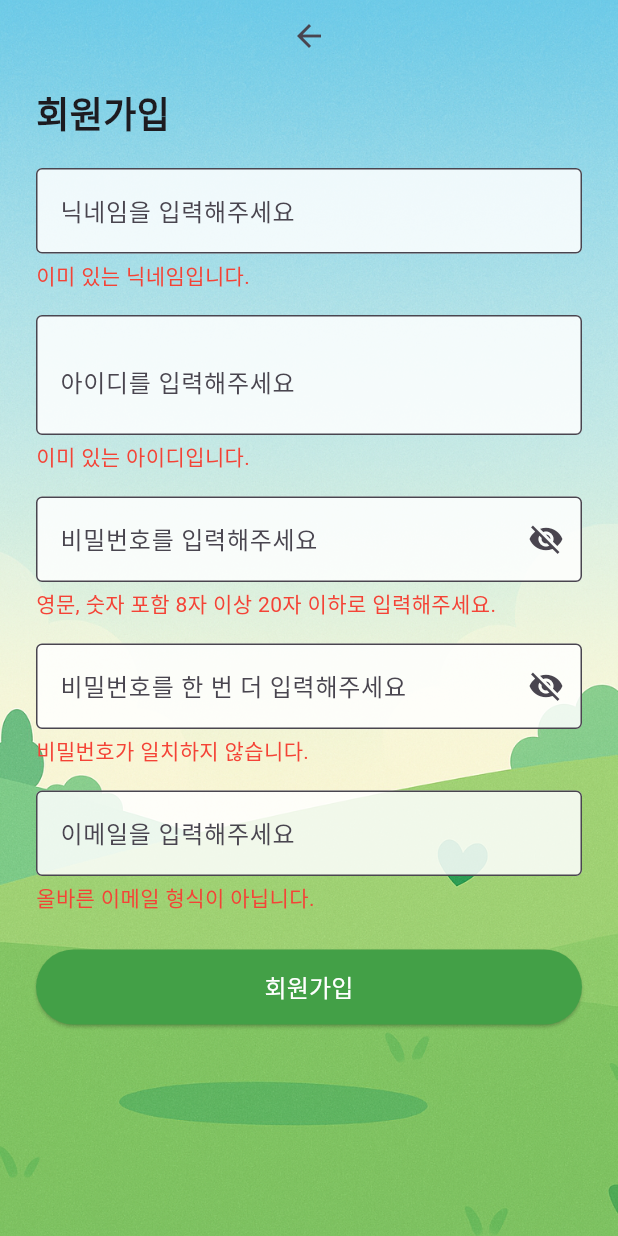
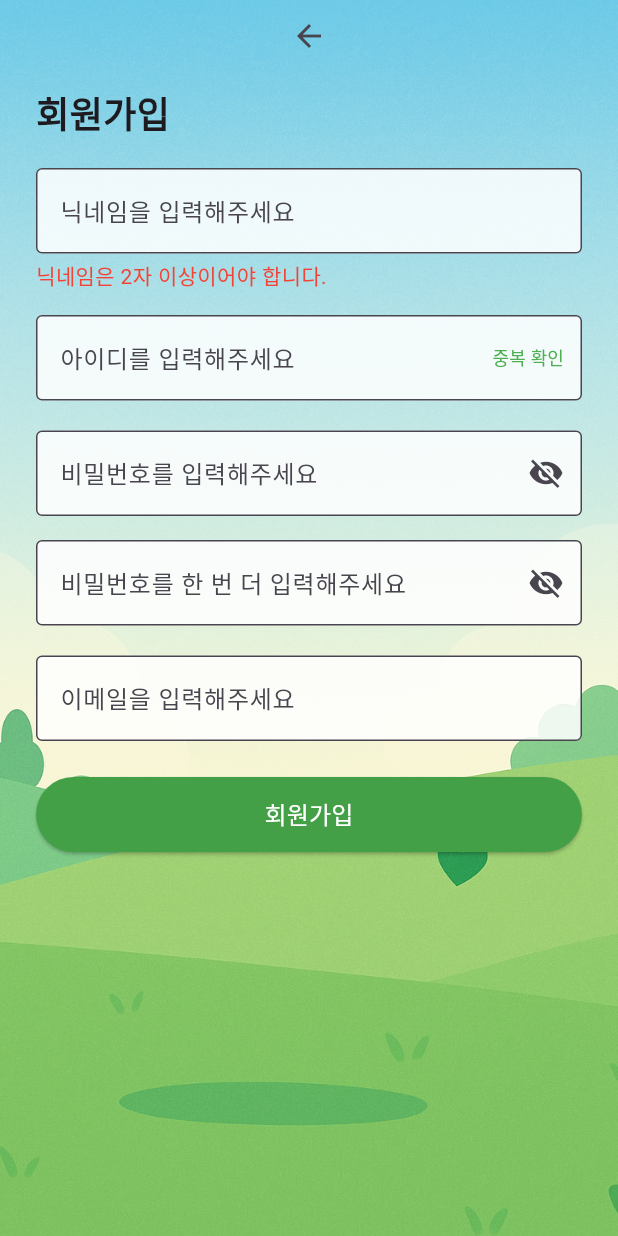
Before and after one commit to MuHaRVEY/CBNU_Capstone_Design_2025_ReBoot, a Flutter app: the SignupPage screen opened directly, on a phone screen of 412 x 824 dp. Run offline on Flutter 3.47's test engine with Material 3 defaults, Android fonts, the phone set to English and light mode, and no system bars; our stand-ins replace firebase_auth, firebase_core, firebase_database; accounts and stored records are empty; generated files the repository leaves out were written again.

Commit message:
feat : DB에 등록되게 설정

```diff
--- a/capstonedesign/lib/signup_page.dart
+++ b/capstonedesign/lib/signup_page.dart
@@ -26,12 +26,10 @@ class _SignupPageState extends State<SignupPage> {
 
   bool _isNicknameValid = false;
   bool _isUserIdValid = false;
-  bool _isEmailValid = false;
+  bool _isUserIdChecked = false;
+  bool _isEmailValid = true;
   bool _isPasswordMatch = false;
-  String _emailPreviewText = '올바른 이메일 형식이 아닙니다.';
-
-  final emailRegExp = RegExp(r'^[^@\s]+@[^@\s]+\.[^@\s]+$');
-
+  String _emailPreviewText = '';
 
   Future<void> saveUserInfo({
     required String nickname,
@@ -39,15 +37,19 @@ class _SignupPageState extends State<SignupPage> {
     required String password,
     required String email,
   }) async {
-    final databaseRef = FirebaseDatabase.instance.ref();
-
-    await databaseRef.child("users").push().set({
+    final ref = FirebaseDatabase.instance.ref("users/$userId");
+    await ref.set({
       'nickname': nickname,
       'userId': userId,
       'password': password,
       'email': email,
       'createdAt': DateTime.now().toIso8601String(),
     });
+  }
+
+  Future<bool> isUserIdTaken(String userId) async {
+    final snapshot = await FirebaseDatabase.instance.ref("users/$userId").get();
+    return snapshot.exists;
   }
 
   @override
@@ -71,35 +73,29 @@ class _SignupPageState extends State<SignupPage> {
                     onPressed: () => Navigator.pop(context),
                   ),
                   SizedBox(height: 10),
-                  Text(
-                    '회원가입',
-                    style: TextStyle(fontSize: 24, fontWeight: FontWeight.bold),
+                  Text('회원가입', style: TextStyle(fontSize: 24, fontWeight: FontWeight.bold)),
+                  SizedBox(height: 20),
+
+                  _buildTextField(
+                    controller: _nicknameController,
+                    hint: '닉네임을 입력해주세요',
+                    onChanged: (val) {
+                      setState(() => _isNicknameValid = val.trim().length >= 2);
+                    },
+                    helperText: !_isNicknameValid ? '닉네임은 2자 이상이어야 합니다.' : '',
+                    helperColor: Colors.red,
                   ),
-                  SizedBox(height: 20),
-                  TextField(
-                    controller: _nicknameController,
-                    onChanged: (val) {
-                      setState(() {
-                        _isNicknameValid = val.trim().length >= 2;
-                      });
-                    },
-                    decoration: InputDecoration(
-                      hintText: '닉네임을 입력해주세요',
-                      border: OutlineInputBorder(),
-                      filled: true,
-                      fillColor: Colors.white.withOpacity(0.85),
-                    ),
-                  ),
-                  SizedBox(height: 4),
-                  Text(
-                    _isNicknameValid ? '사용 가능한 닉네임입니다.' : '이미 있는 닉네임입니다.',
-                    style: TextStyle(color: _isNicknameValid ? Colors.green : Colors.red),
-                  ),
+
                   SizedBox(height: 16),
+
+                  Column(
+                    crossAxisAlignment: CrossAxisAlignment.start,
+                    children: [
                       TextField(
                         controller: _userIdController,
                         onChanged: (val) {
                           setState(() {
+                            _isUserIdChecked = false;
                             _isUserIdValid = val.trim().length >= 4;
                           });
                         },
@@ -108,110 +104,70 @@ class _SignupPageState extends State<SignupPage> {
                           border: OutlineInputBorder(),
                           filled: true,
                           fillColor: Colors.white.withOpacity(0.85),
-                      suffix: TextButton(
-                        onPressed: () {
-                          // 중복 확인 로직
+                          suffixIcon: TextButton(
+                            onPressed: () async {
+                              final userId = _userIdController.text.trim();
+                              if (userId.isEmpty || !_isUserIdValid) return;
+                              final exists = await isUserIdTaken(userId);
+                              setState(() {
+                                _isUserIdChecked = true;
+                                _isUserIdValid = !exists;
+                              });
                             },
-                        style: TextButton.styleFrom(
-                          padding: EdgeInsets.symmetric(horizontal: 12),
-                          minimumSize: Size(0, 36),
-                        ),
-                        child: Text(
-                          '중복 확인',
-                          style: TextStyle(fontSize: 12, color: Colors.green),
-                        ),
+                            child: Text('중복 확인', style: TextStyle(fontSize: 12, color: Colors.green)),
                           ),
                         ),
                       ),
                       SizedBox(height: 4),
+                      if (_isUserIdChecked)
                         Text(
-                    _isUserIdValid ? '사용 가능한 아이디입니다.' : '이미 있는 아이디입니다.',
+                          _isUserIdValid ? '사용 가능한 아이디입니다.' : '이미 사용 중인 아이디입니다.',
                           style: TextStyle(color: _isUserIdValid ? Colors.green : Colors.red),
                         ),
+                    ],
+                  ),
+
                   SizedBox(height: 16),
-                  TextField(
-                    controller: _passwordController,
-                    obscureText: _obscurePassword1,
-                    onChanged: (val) {
-                      setState(() {
-                        _isPasswordMatch = val == _confirmPasswordController.text;
-                      });
-                    },
-                    decoration: InputDecoration(
-                      hintText: '비밀번호를 입력해주세요',
-                      border: OutlineInputBorder(),
-                      filled: true,
-                      fillColor: Colors.white.withOpacity(0.85),
-                      suffixIcon: IconButton(
-                        icon: Icon(
-                          _obscurePassword1 ? Icons.visibility_off : Icons.visibility,
-                        ),
-                        onPressed: () {
-                          setState(() {
-                            _obscurePassword1 = !_obscurePassword1;
-                          });
-                        },
-                      ),
-                    ),
-                  ),
+
+                  _buildPasswordField(_passwordController, _obscurePassword1, (val) {
+                    setState(() => _isPasswordMatch = val == _confirmPasswordController.text);
+                  }, () {
+                    setState(() => _obscurePassword1 = !_obscurePassword1);
+                  }, '비밀번호를 입력해주세요'),
+
+                  SizedBox(height: 16),
+
+                  _buildPasswordField(_confirmPasswordController, _obscurePassword2, (val) {
+                    setState(() => _isPasswordMatch = val == _passwordController.text);
+                  }, () {
+                    setState(() => _obscurePassword2 = !_obscurePassword2);
+                  }, '비밀번호를 한 번 더 입력해주세요'),
+
                   SizedBox(height: 4),
-                  Text(
-                    '영문, 숫자 포함 8자 이상 20자 이하로 입력해주세요.',
-                    style: TextStyle(color: Colors.red),
-                  ),
-                  SizedBox(height: 16),
-                  TextField(
-                    controller: _confirmPasswordController,
-                    obscureText: _obscurePassword2,
-                    onChanged: (val) {
-                      setState(() {
-                        _isPasswordMatch = val == _passwordController.text;
-                      });
-                    },
-                    decoration: InputDecoration(
-                      hintText: '비밀번호를 한 번 더 입력해주세요',
-                      border: OutlineInputBorder(),
-                      filled: true,
-                      fillColor: Colors.white.withOpacity(0.85),
-                      suffixIcon: IconButton(
-                        icon: Icon(
-                          _obscurePassword2 ? Icons.visibility_off : Icons.visibility,
-                        ),
-                        onPressed: () {
-                          setState(() {
-                            _obscurePassword2 = !_obscurePassword2;
-                          });
-                        },
-                      ),
-                    ),
-                  ),
-                  SizedBox(height: 4),
+
+                  if (_confirmPasswordController.text.isNotEmpty)
                     Text(
                       _isPasswordMatch ? '비밀번호가 일치합니다.' : '비밀번호가 일치하지 않습니다.',
                       style: TextStyle(color: _isPasswordMatch ? Colors.green : Colors.red),
                     ),
+
                   SizedBox(height: 16),
-                  TextField(
+
+                  _buildTextField(
                     controller: _emailController,
+                    hint: '이메일을 입력해주세요',
                     onChanged: (val) {
                       setState(() {
-                        _isEmailValid = emailRegExp.hasMatch(val.trim());
-                        _emailPreviewText = _isEmailValid ? '올바른 이메일 형식입니다.' : '올바른 이메일 형식이 아닙니다.';
+                        _isEmailValid = true;
+                        _emailPreviewText = '';
                       });
                     },
-                    decoration: InputDecoration(
-                      hintText: '이메일을 입력해주세요',
-                      border: OutlineInputBorder(),
-                      filled: true,
-                      fillColor: Colors.white.withOpacity(0.85),
+                    helperText: _emailPreviewText,
+                    helperColor: Colors.red,
                   ),
-                  ),
-                  SizedBox(height: 4),
-                  Text(
-                    _emailPreviewText,
-                    style: TextStyle(color: _isEmailValid ? Colors.green : Colors.red),
-                  ),
+
                   SizedBox(height: 24),
+
                   SizedBox(
                     width: double.infinity,
                     height: 50,
@@ -223,9 +179,9 @@ class _SignupPageState extends State<SignupPage> {
                         final confirmPassword = _confirmPasswordController.text;
                         final email = _emailController.text.trim();
 
-                        if (password != confirmPassword) {
+                        if (!_isNicknameValid || !_isUserIdValid || !_isUserIdChecked || !_isPasswordMatch) {
                           ScaffoldMessenger.of(context).showSnackBar(
-                            SnackBar(content: Text('비밀번호가 일치하지 않습니다.')),
+                            SnackBar(content: Text('입력 정보를 다시 확인해주세요.')),
                           );
                           return;
                         }
@@ -255,6 +211,7 @@ class _SignupPageState extends State<SignupPage> {
                       child: Text('회원가입', style: TextStyle(fontSize: 16)),
                     ),
                   ),
+
                   SizedBox(height: 30),
                 ],
               ),
@@ -264,4 +221,56 @@ class _SignupPageState extends State<SignupPage> {
       ),
     );
   }
+
+  Widget _buildTextField({
+    required TextEditingController controller,
+    required String hint,
+    required Function(String) onChanged,
+    required String helperText,
+    required Color helperColor,
+  }) {
+    return Column(
+      crossAxisAlignment: CrossAxisAlignment.start,
+      children: [
+        TextField(
+          controller: controller,
+          onChanged: onChanged,
+          decoration: InputDecoration(
+            hintText: hint,
+            border: OutlineInputBorder(),
+            filled: true,
+            fillColor: Colors.white.withOpacity(0.85),
+          ),
+        ),
+        if (helperText.isNotEmpty) ...[
+          SizedBox(height: 4),
+          Text(helperText, style: TextStyle(color: helperColor)),
+        ],
+      ],
+    );
   }
+
+  Widget _buildPasswordField(
+      TextEditingController controller,
+      bool obscureText,
+      Function(String) onChanged,
+      VoidCallback toggleObscure,
+      String hint,
+      ) {
+    return TextField(
+      controller: controller,
+      obscureText: obscureText,
+      onChanged: onChanged,
+      decoration: InputDecoration(
+        hintText: hint,
+        border: OutlineInputBorder(),
+        filled: true,
+        fillColor: Colors.white.withOpacity(0.85),
+        suffixIcon: IconButton(
+          icon: Icon(obscureText ? Icons.visibility_off : Icons.visibility),
+          onPressed: toggleObscure,
+        ),
+      ),
+    );
+  }
+}
```
Lines whose indentation alone changed are shown as unchanged.
